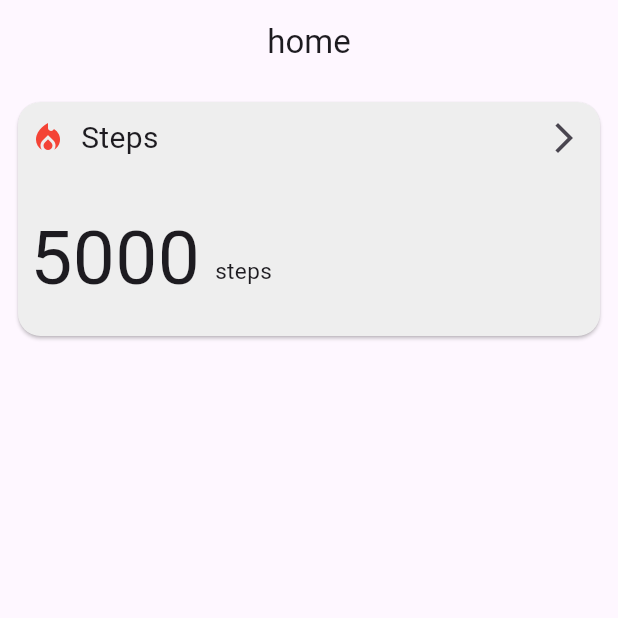
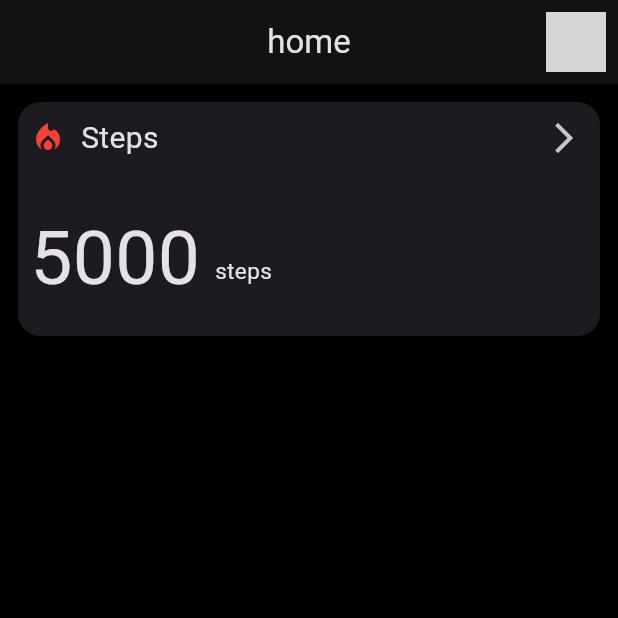
Before and after one commit to CosmicRaptor/fitness_application, a Flutter app: the screen it shows once a user with an empty profile is signed in, on a phone screen of 412 x 824 dp, the top half of it. Run offline on Flutter 3.47's test engine with Material 3 defaults, Android fonts, the phone set to English and light mode, and no system bars; our stand-ins replace cloud_firestore, firebase_auth, firebase_core, firebase_storage, flutter_riverpod, fpdart and 5 more; accounts and stored records are empty; network calls fail; grey boxes are pictures that could not be loaded.

Commit message:
added dark/light theme

```diff
--- /dev/null
+++ b/lib/core/pallet/pallet.dart
@@ -0,0 +1,91 @@
+import 'package:flutter/material.dart';
+import 'package:flutter_riverpod/flutter_riverpod.dart';
+import 'package:shared_preferences/shared_preferences.dart';
+
+final themeNotifierProvider = StateNotifierProvider<ThemeNotifier, ThemeData>((ref) {
+  return ThemeNotifier();
+});
+
+class Pallet {
+  // Colors
+  static const blackColor = Color.fromRGBO(1, 1, 1, 1); // primary color
+  static const greyColor = Color.fromRGBO(26, 39, 45, 1); // secondary color
+  static const drawerColor = Color.fromRGBO(18, 18, 18, 1);
+  static const whiteColor = Colors.white;
+  static var redColor = Colors.red.shade500;
+  static var blueColor = Colors.blue.shade300;
+
+  // Themes
+  static var darkModeAppTheme = ThemeData.dark().copyWith(
+    scaffoldBackgroundColor: blackColor,
+    cardColor: greyColor,
+    appBarTheme: const AppBarTheme(
+      backgroundColor: drawerColor,
+      iconTheme: IconThemeData(
+        color: whiteColor,
+      ),
+    ),
+    drawerTheme: const DrawerThemeData(
+      backgroundColor: drawerColor,
+    ),
+    primaryColor: redColor,
+    //backgroundColor: drawerColor, // will be used as alternative background color
+  );
+
+  static var lightModeAppTheme = ThemeData.light().copyWith(
+    scaffoldBackgroundColor: whiteColor,
+    cardColor: greyColor,
+    appBarTheme: const AppBarTheme(
+      backgroundColor: whiteColor,
+      elevation: 0,
+      iconTheme: IconThemeData(
+        color: blackColor,
+      ),
+    ),
+    drawerTheme: const DrawerThemeData(
+      backgroundColor: whiteColor,
+    ),
+    primaryColor: redColor,
+    //backgroundColor: whiteColor,
+  );
+}
+
+class ThemeNotifier extends StateNotifier<ThemeData> {
+  ThemeMode _mode;
+  ThemeNotifier({ThemeMode mode = ThemeMode.dark})
+      : _mode = mode,
+        super(
+        Pallet.darkModeAppTheme,
+      ) {
+    getTheme();
+  }
+
+  ThemeMode get mode => _mode;
+
+  void getTheme() async {
+    SharedPreferences prefs = await SharedPreferences.getInstance();
+    final theme = prefs.getString('theme');
+
+    if (theme == 'light') {
+      _mode = ThemeMode.light;
+      state = Pallet.lightModeAppTheme;
+    } else {
+      _mode = ThemeMode.dark;
+      state = Pallet.darkModeAppTheme;
+    }
+  }
+
+  void toggleTheme() async {
+    SharedPreferences prefs = await SharedPreferences.getInstance();
+
+    if (_mode == ThemeMode.dark) {
+      _mode = ThemeMode.light;
+      state = Pallet.lightModeAppTheme;
+      prefs.setString('theme', 'light');
+    } else {
+      _mode = ThemeMode.dark;
+      state = Pallet.darkModeAppTheme;
+      prefs.setString('theme', 'dark');
+    }
+  }
+}
--- a/lib/core/router.dart
+++ b/lib/core/router.dart
@@ -1,5 +1,5 @@
 import 'package:fitness_application/features/auth/screens/login_screen.dart';
-import 'package:fitness_application/features/workouts/screens/home_screen.dart';
+import 'package:fitness_application/features/home/screens/home_screen.dart';
 import 'package:flutter/material.dart';
 import 'package:routemaster/routemaster.dart';
 
--- a/lib/core/widgets/steps_card.dart
+++ b/lib/core/widgets/steps_card.dart
@@ -1,4 +1,6 @@
-import 'package:fitness_application/features/workouts/repository/workout_backend_task.dart';
+
+import 'package:fitness_application/core/pallet/pallet.dart';
+import 'package:fitness_application/features/home/repository/workout_backend_task.dart';
 import 'package:flutter/material.dart';
 import 'package:flutter_riverpod/flutter_riverpod.dart';
 
@@ -17,7 +19,7 @@ class StepsCard extends ConsumerWidget {
           shape: RoundedRectangleBorder(
             borderRadius: BorderRadius.circular(15.0),
           ),
-          color: Colors.grey[200],
+          //color: Pallet.drawerColor,
           child: Column(
             children: [
                Padding(
--- /dev/null
+++ b/lib/features/home/screens/home_screen.dart
@@ -0,0 +1,44 @@
+import 'package:fitness_application/core/widgets/steps_card.dart';
+import 'package:fitness_application/features/home/drawers/profile_drawer.dart';
+import 'package:flutter/material.dart';
+import 'package:flutter_riverpod/flutter_riverpod.dart';
+import 'package:routemaster/routemaster.dart';
+import '../../auth/controller/auth_controller.dart';
+
+class HomeScreen extends ConsumerStatefulWidget {
+  const HomeScreen({super.key});
+  @override
+  ConsumerState<HomeScreen> createState() => _HomeScreenState();
+}
+
+class _HomeScreenState extends ConsumerState<HomeScreen> {
+
+  void displayEndDrawer(BuildContext context) {
+    Scaffold.of(context).openEndDrawer();
+  }
+
+  @override
+  Widget build(BuildContext context) {
+    final user = ref.watch(userProvider);
+    return Scaffold(
+      appBar: AppBar(
+        title: const Text("home"),
+        centerTitle: true,
+        actions: [
+          Builder(
+            builder: (context) {
+              return IconButton(
+                icon: CircleAvatar(
+                  backgroundImage: NetworkImage(user!.profilePic),
+                ),
+                onPressed: ()=> displayEndDrawer(context),
+              );
+            }
+          )
+        ],
+      ),
+      body: const StepsCard(),
+      endDrawer: const ProfileDrawer(),
+    );
+  }
+}
--- a/lib/features/workouts/screens/home_screen.dart
+++ /dev/null
@@ -1,42 +0,0 @@
-import 'dart:math';
-
-import 'package:firebase_auth/firebase_auth.dart';
-import 'package:fitness_application/core/common/error_text.dart';
-import 'package:fitness_application/core/common/loader.dart';
-import 'package:fitness_application/core/router.dart';
-import 'package:fitness_application/core/widgets/steps_card.dart';
-import 'package:fitness_application/features/workouts/controller/workout_controller.dart';
-import 'package:fitness_application/features/workouts/repository/workout_backend_task.dart';
-import 'package:flutter/material.dart';
-import 'package:flutter_riverpod/flutter_riverpod.dart';
-import 'package:fitness_application/models/user_model.dart';
-import 'package:routemaster/routemaster.dart';
-import '../../auth/controller/auth_controller.dart';
-
-class HomeScreen extends ConsumerStatefulWidget {
-  const HomeScreen({super.key});
-  @override
-  ConsumerState<HomeScreen> createState() => _HomeScreenState();
-}
-
-class _HomeScreenState extends ConsumerState<HomeScreen> {
-  void logOut(){
-    ref.read(authControllerProvider.notifier).logOut();
-    setState(() {
-      Routemaster.of(context).push('/');
-    });
-  }
-
-  @override
-  Widget build(BuildContext context) {
-    final user = ref.watch(userProvider);
-    final status = ref.watch(statusprovider);
-    return Scaffold(
-      appBar: AppBar(
-        title: Text("home"),
-        centerTitle: true,
-      ),
-      body: const StepsCard(),
-    );
-  }
-}
--- a/lib/main.dart
+++ b/lib/main.dart
@@ -1,6 +1,7 @@
 import 'package:firebase_auth/firebase_auth.dart';
 import 'package:fitness_application/core/common/error_text.dart';
 import 'package:fitness_application/core/common/loader.dart';
+import 'package:fitness_application/core/pallet/pallet.dart';
 import 'package:fitness_application/core/router.dart';
 import 'package:fitness_application/features/auth/controller/auth_controller.dart';
 import 'package:flutter/material.dart';
@@ -43,8 +44,7 @@ class _MyAppState extends ConsumerState<MyApp> {
       data: (data) => MaterialApp.router(
         debugShowCheckedModeBanner: false,
         title: 'Fitness app',
-        //TODO: put theme here
-        //theme: ref.watch(themeNotifierProvider),
+        theme: ref.watch(themeNotifierProvider),
         routerDelegate: RoutemasterDelegate(
             routesBuilder: (context){
               if (data != null){
--- a/pubspec.yaml
+++ b/pubspec.yaml
@@ -40,6 +40,7 @@ dependencies:
   sign_in_button: ^3.2.0
   routemaster: ^1.0.1
   pedometer: ^4.0.1
+  shared_preferences: ^2.0.6
 
 
   # The following adds the Cupertino Icons font to your application.
```
Also changed, not shown: lib/features/home/drawers/profile_drawer.dart (added, +64 -0 lines), lib/features/workouts/controller/workout_controller.dart (deleted, +0 -12 lines), lib/features/home/controller/workout_controller.dart (added), lib/features/home/repository/workout_backend_task.dart (renamed from lib/features/workouts/repository/workout_backend_task.dart), lib/features/home/repository/workout_repository.dart (renamed from lib/features/workouts/repository/workout_repository.dart), pubspec.lock.
